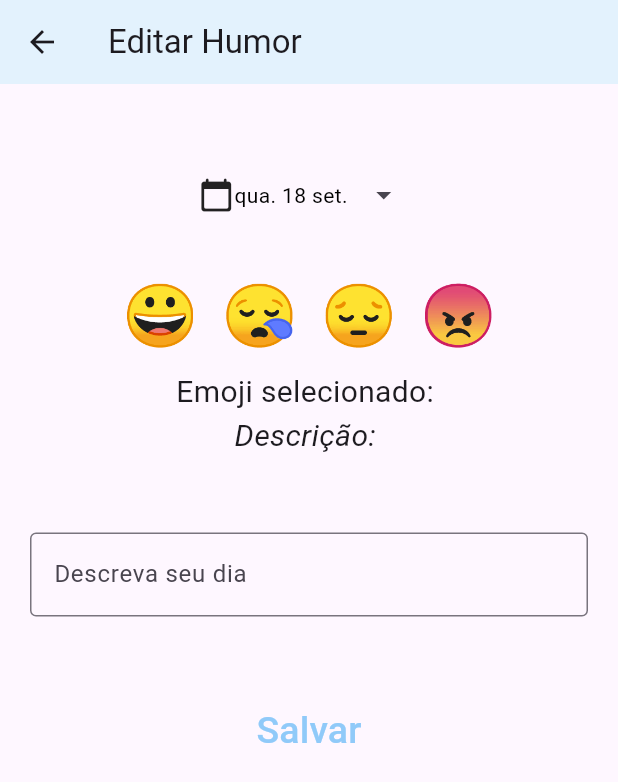
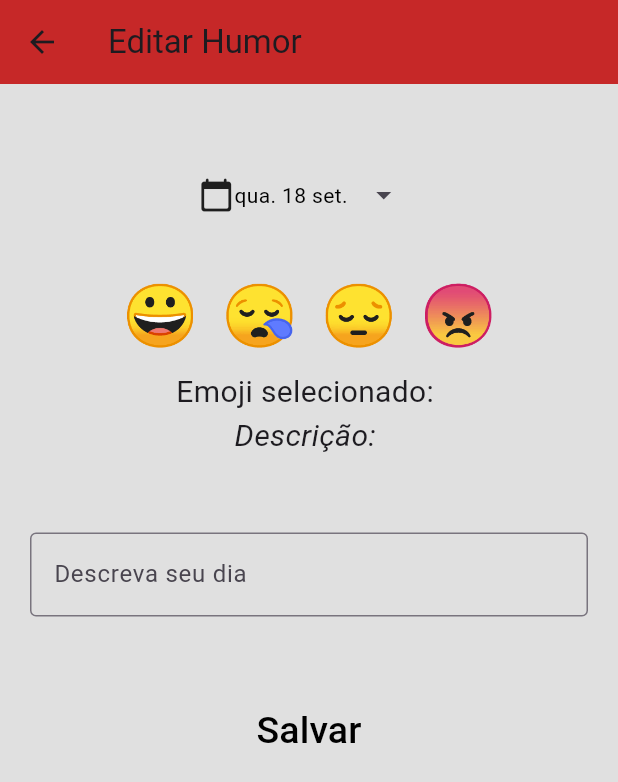
Before and after one commit to nawanksan/App-humor, a Flutter app: the Editscreen screen opened directly with empty values, on a phone screen of 412 x 824 dp. Shown: the top 782 px of the screen. Run offline on Flutter 3.47's test engine with Material 3 defaults, Android fonts, the phone set to English and light mode, and no system bars; our stand-ins replace fl_chart, flutter_riverpod, shared_preferences; accounts and stored records are empty.

Commit message:
ajeitas umas coisas

```diff
--- a/lib/screens/EditScreen.dart
+++ b/lib/screens/EditScreen.dart
@@ -118,9 +118,11 @@ class _EditscreenState extends ConsumerState<Editscreen> {
   @override
   Widget build(BuildContext context) {
     return Scaffold(
+      backgroundColor: Colors.grey[300],
       appBar: AppBar(
+
         title: Text('Editar Humor'),
-        backgroundColor: Colors.blue[50],
+        backgroundColor: Colors.red[800],
       ),
       body: SingleChildScrollView(
         child: Center(
@@ -217,7 +219,7 @@ class _EditscreenState extends ConsumerState<Editscreen> {
                                 child: Text(
                                   'Salvar',
                                   style: TextStyle(
-                                      fontSize: 25, color: Colors.blue[200]),
+                                      fontSize: 25, color: Colors.black),
                                 ))
                           ],
                         ),
```
